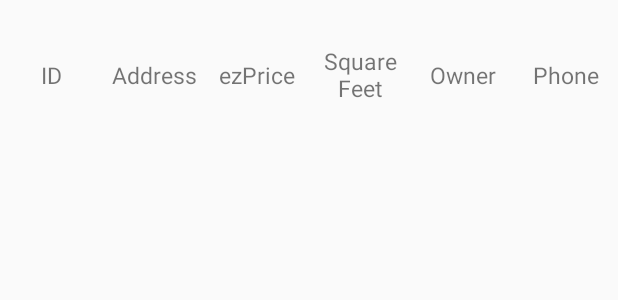
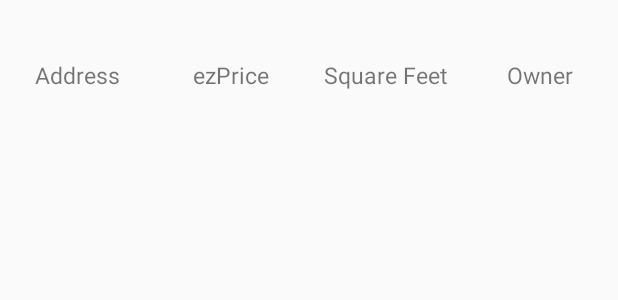
Before and after one commit to priyankpshah/CS442-Mobile-Application-Developement, an Android app: the layout item_list_ezhome_search.xml on its own in the app's theme, with its tools: preview values and no code run, on a phone screen of 412 x 824 dp. Shown: the top 300 px of the screen. Run offline under Robolectric (Android 15) with nearby library versions, the phone set to English and light mode, and no system bars.

Commit message:
deleted id and phone column

```diff
--- a/app/src/main/java/edu/iit/cs442/team15/ehome/EzHomeSearchFragment.java
+++ b/app/src/main/java/edu/iit/cs442/team15/ehome/EzHomeSearchFragment.java
@@ -264,22 +264,18 @@ public class EzHomeSearchFragment extends Fragment {
             if (convertView == null) {
                 convertView = View.inflate(getActivity(), R.layout.item_list_ezhome_search, null);
                 holder = new ViewHolder();
-                holder.ItemId = (TextView) convertView.findViewById(R.id.tv_id);
                 holder.Itemarea = (TextView) convertView.findViewById(R.id.tv_area);
                 holder.Itemaddress = (TextView) convertView.findViewById(R.id.tv_address);
                 holder.Itemrent = (TextView) convertView.findViewById(R.id.tv_rent);
                 holder.Itemowner = (TextView) convertView.findViewById(R.id.tv_owner);
-                holder.Itemphone = (TextView) convertView.findViewById(R.id.tv_phone);
                 convertView.setTag(holder);
             } else {
                 holder = (ViewHolder) convertView.getTag();
             }
-            holder.ItemId.setText(Integer.toString(result.get(position).id));
             holder.Itemarea.setText(Double.toString(result.get(position).squareFeet));
             holder.Itemaddress.setText(result.get(position).address);
             holder.Itemrent.setText(Double.toString(result.get(position).getTotalCost()));
             holder.Itemowner.setText(result.get(position).owner.complexName);
-            holder.Itemphone.setText(result.get(position).owner.ownerPhone);
             return convertView;
         }
 
@@ -291,11 +287,9 @@ public class EzHomeSearchFragment extends Fragment {
     }
 
     private static final class ViewHolder {
-        public TextView ItemId;
         public TextView Itemaddress;
         public TextView Itemrent;
         public TextView Itemarea;
         public TextView Itemowner;
-        public TextView Itemphone;
     }
 }
--- a/app/src/main/res/layout/item_list_ezhome_search.xml
+++ b/app/src/main/res/layout/item_list_ezhome_search.xml
@@ -4,18 +4,6 @@
     android:layout_width="match_parent"
     android:layout_height="100dp">
 
-    <TextView
-        android:id="@+id/tv_id"
-        android:layout_width="0dp"
-        android:layout_height="match_parent"
-        android:layout_weight="1"
-        android:text="@string/header_id"
-        android:textSize="15sp"
-        android:layout_gravity="center"
-        android:gravity="center"
-        android:maxLines="2"
-        android:ellipsize="end"
-        />
     <TextView
         android:id="@+id/tv_address"
         android:layout_width="0dp"
@@ -64,16 +52,4 @@
         android:maxLines="2"
         android:ellipsize="end"
         />
-    <TextView
-        android:id="@+id/tv_phone"
-        android:layout_width="0dp"
-        android:layout_height="match_parent"
-        android:layout_weight="1"
-        android:text="@string/header_phone"
-        android:textSize="15sp"
-        android:layout_gravity="center"
-        android:gravity="center"
-        android:maxLines="2"
-        android:ellipsize="end"
-        />
 </LinearLayout>
```
Also changed, not shown: app/src/main/res/layout/fragment_ezhome_search.xml (+0 -25 lines).
